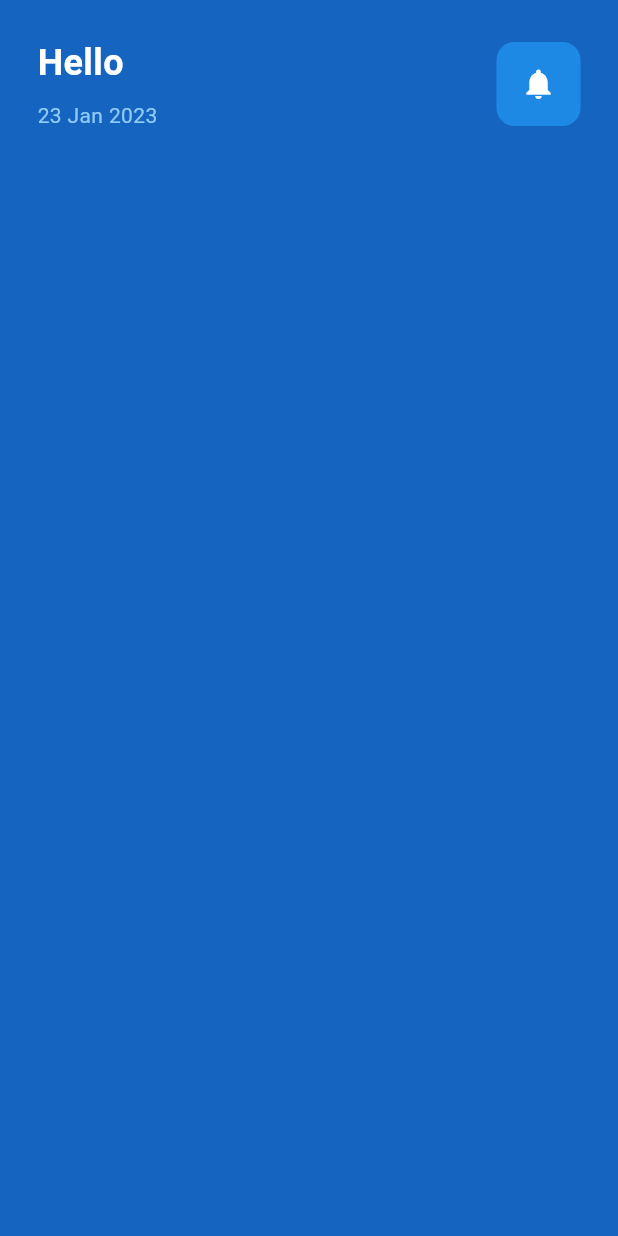
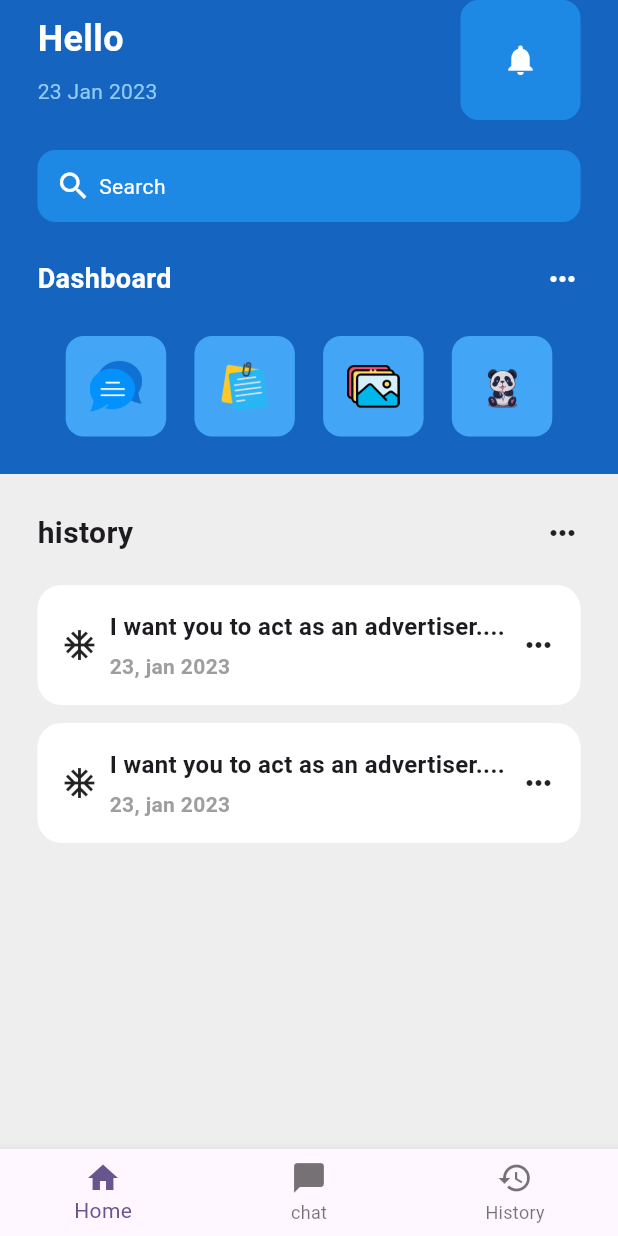
Before and after one commit to oli-mac/quantum, a Flutter app: the screen it shows after launch, on a phone screen of 412 x 824 dp. Run offline on Flutter 3.47's test engine with Material 3 defaults, Android fonts, the phone set to English and light mode, and no system bars; missing offline and left inert: dart:html.

Commit message:
home page

```diff
--- /dev/null
+++ b/lib/api/jemini.dart
@@ -0,0 +1,52 @@
+import 'dart:convert';
+
+import 'package:http/http.dart' as http;
+import 'dart:html';
+
+class GeminiApi {
+  static Future<Map<String, String>> getHeader() async {
+    return {
+      "Content-Type": "application/json",
+    };
+  }
+
+  // create http request
+  static Future<String> getGeminiData() async {
+    try {
+      final header = await getHeader();
+
+      final Map<String, dynamic> requestBody = {
+        'contents': [
+          {
+            'parts': [
+              {'texts': 'hello world'}
+            ]
+          }
+        ],
+        'generation_config': {
+          "temperature": 0.9,
+          "top_p": 1,
+          "top_k": 1,
+          "max_output_tokens": 2048,
+        }
+      };
+
+      String url =
+          'https://generativelanguage.googleapis.com/v1beta/models/gemini-pro:generateContent?key=AIzaSyCv5ANWHWaCTDACD2Ge2ouUmPYyO5gBmsQ';
+
+      var response = await http.post(Uri.parse(url),
+          headers: header, body: jsonEncode(requestBody));
+
+      print(response.body);
+
+      if (response.statusCode == 200) {
+        var jsonRespose = jsonDecode(response.body) as Map<String, dynamic>;
+        return jsonRespose['candidates'][0]['contents']['parts'][0]['texts'][0];
+      } else {
+        return "Error";
+      }
+    } catch (e) {
+      return "Error";
+    }
+  }
+}
--- /dev/null
+++ b/lib/components/history_tile.dart
@@ -0,0 +1,53 @@
+import 'package:flutter/material.dart';
+
+class HistoryTile extends StatelessWidget {
+  final String title;
+  final IconData icon;
+  final String subtitle;
+  const HistoryTile(
+      {super.key,
+      required this.title,
+      required this.icon,
+      required this.subtitle});
+
+  @override
+  Widget build(BuildContext context) {
+    return Padding(
+      padding: const EdgeInsets.only(bottom: 12.0),
+      child: Container(
+          padding: const EdgeInsets.all(16),
+          decoration: BoxDecoration(
+              color: Colors.white, borderRadius: BorderRadius.circular(16)),
+          child: Row(
+            mainAxisAlignment: MainAxisAlignment.spaceBetween,
+            children: [
+              Row(
+                children: [
+                  Icon(icon),
+                  const SizedBox(
+                    width: 8,
+                  ),
+                  Column(
+                    crossAxisAlignment: CrossAxisAlignment.start,
+                    children: [
+                      Text(title,
+                          style: const TextStyle(
+                            fontSize: 16,
+                            fontWeight: FontWeight.bold,
+                          )),
+                      const SizedBox(height: 5),
+                      Text(subtitle,
+                          style: const TextStyle(
+                              color: Colors.grey,
+                              fontWeight: FontWeight.bold,
+                              fontSize: 14)),
+                    ],
+                  ),
+                ],
+              ),
+              const Icon(Icons.more_horiz)
+            ],
+          )),
+    );
+  }
+}
--- /dev/null
+++ b/lib/components/shortcuts.dart
@@ -0,0 +1,23 @@
+import 'package:flutter/material.dart';
+
+class ShortCuts extends StatelessWidget {
+  final String image;
+  const ShortCuts({
+    super.key,
+    required this.image,
+  });
+
+  @override
+  Widget build(BuildContext context) {
+    return Container(
+      decoration: BoxDecoration(
+        color: Colors.blue[400],
+        borderRadius: BorderRadius.circular(12),
+      ),
+      padding: const EdgeInsets.all(16),
+      child: Center(
+        child: Image.asset(image, width: 35, height: 35),
+      ),
+    );
+  }
+}
--- a/lib/main.dart
+++ b/lib/main.dart
@@ -18,7 +18,7 @@ class MyApp extends StatelessWidget {
         colorScheme: ColorScheme.fromSeed(seedColor: Colors.deepPurple),
         useMaterial3: true,
       ),
-      home: HomePage(),
+      home: const HomePage(),
     );
   }
 }
--- a/lib/pages/home_page.dart
+++ b/lib/pages/home_page.dart
@@ -1,4 +1,7 @@
 import 'package:flutter/material.dart';
+import 'package:quantum/components/history_tile.dart';
+import 'package:quantum/components/shortcuts.dart';
+import 'package:quantum/pages/test.dart';
 
 class HomePage extends StatelessWidget {
   const HomePage({super.key});
@@ -7,17 +10,29 @@ class HomePage extends StatelessWidget {
   Widget build(BuildContext context) {
     return Scaffold(
       backgroundColor: Colors.blue[800],
+      bottomNavigationBar: BottomNavigationBar(items: const [
+        BottomNavigationBarItem(icon: Icon(Icons.home), label: "Home"),
+        BottomNavigationBarItem(
+            icon: Icon(Icons.chat_bubble_rounded), label: "chat"),
+        BottomNavigationBarItem(icon: Icon(Icons.history), label: "History"),
+        // BottomNavigationBarItem(icon: Icon(Icons.person_2), label: "Profile"),
+      ]),
       body: SafeArea(
-        child: Padding(
-          padding: EdgeInsets.all(25.0),
+        child: Column(
+          children: [
+            Padding(
+              padding: const EdgeInsets.symmetric(horizontal: 25.0),
               child: Column(children: [
-            Row(mainAxisAlignment: MainAxisAlignment.spaceBetween, children: [
+                //* Grettings and notification
+                Row(
+                    mainAxisAlignment: MainAxisAlignment.spaceBetween,
+                    children: [
                       //? message
 
                       Column(
                         crossAxisAlignment: CrossAxisAlignment.start,
                         children: [
-                  Text(
+                          const Text(
                             "Hello",
                             style: TextStyle(
                               fontSize: 24,
@@ -42,14 +57,125 @@ class HomePage extends StatelessWidget {
                           color: Colors.blue[600],
                           borderRadius: BorderRadius.circular(12),
                         ),
-                padding: EdgeInsets.all(16),
-                child: Icon(
-                  Icons.notifications,
+                        padding: const EdgeInsets.all(16),
+                        child: IconButton(
+                          icon: Icon(Icons.notifications),
+                          color: Colors.white,
+                          onPressed: () {
+                            Navigator.of(context).push(MaterialPageRoute(
+                                builder: (context) => Test()));
+                          },
+                        ),
+                      ),
+                    ]),
+
+                const SizedBox(height: 20),
+                //* search
+                Container(
+                  decoration: BoxDecoration(
+                    color: Colors.blue[600],
+                    borderRadius: BorderRadius.circular(12),
+                  ),
+                  padding: const EdgeInsets.all(12),
+                  child: const Row(children: [
+                    Icon(
+                      Icons.search,
+                      color: Colors.white,
+                    ),
+                    SizedBox(width: 5),
+                    Text(
+                      "Search",
+                      style: TextStyle(
                         color: Colors.white,
                       ),
                     ),
-            ])
                   ]),
+                ),
+
+                const SizedBox(height: 25),
+
+                //* shortcuts
+
+                const Row(
+                  mainAxisAlignment: MainAxisAlignment.spaceBetween,
+                  children: [
+                    Text(
+                      "Dashboard",
+                      style: TextStyle(
+                        color: Colors.white,
+                        fontSize: 18,
+                        fontWeight: FontWeight.bold,
+                      ),
+                    ),
+                    Icon(
+                      Icons.more_horiz,
+                      color: Colors.white,
+                    )
+                  ],
+                ),
+
+                const SizedBox(height: 25),
+                const Row(
+                  mainAxisAlignment: MainAxisAlignment.spaceEvenly,
+                  children: [
+                    ShortCuts(
+                      image: "assets/chat.png",
+                    ),
+                    ShortCuts(
+                      image: "assets/notes.png",
+                    ),
+                    ShortCuts(
+                      image: "assets/gallery.png",
+                    ),
+                    ShortCuts(
+                      image: "assets/profile.png",
+                    ),
+                  ],
+                ),
+                const SizedBox(height: 25),
+
+                //* history
+              ]),
+            ),
+            Expanded(
+                child: Container(
+              padding: const EdgeInsets.all(25),
+              color: Colors.grey[200],
+              child: Center(
+                  child: Column(
+                children: [
+                  const Row(
+                    mainAxisAlignment: MainAxisAlignment.spaceBetween,
+                    children: [
+                      Text(
+                        "history",
+                        style: TextStyle(
+                          fontSize: 20,
+                          fontWeight: FontWeight.bold,
+                        ),
+                      ),
+                      Icon(Icons.more_horiz)
+                    ],
+                  ),
+                  const SizedBox(height: 20),
+                  Expanded(
+                    child: ListView(
+                      children: const [
+                        HistoryTile(
+                            title: "I want you to act as an advertiser....",
+                            icon: Icons.ac_unit,
+                            subtitle: "23, jan 2023"),
+                        HistoryTile(
+                            title: "I want you to act as an advertiser....",
+                            icon: Icons.ac_unit,
+                            subtitle: "23, jan 2023"),
+                      ],
+                    ),
+                  ),
+                ],
+              )),
+            ))
+          ],
         ),
       ),
     );
--- /dev/null
+++ b/lib/pages/test.dart
@@ -0,0 +1,25 @@
+import 'package:flutter/material.dart';
+
+class Test extends StatelessWidget {
+  const Test({super.key});
+
+  @override
+  Widget build(BuildContext context) {
+    return Scaffold(
+        body: Padding(
+      padding: const EdgeInsets.all(28.0),
+      child: Column(
+        children: [
+          TextField(
+            decoration: InputDecoration(
+              hintText: "Enter your text",
+              border: OutlineInputBorder(
+                borderRadius: BorderRadius.circular(12),
+              ),
+            ),
+          ),
+        ],
+      ),
+    ));
+  }
+}
--- a/pubspec.yaml
+++ b/pubspec.yaml
@@ -35,6 +35,7 @@ dependencies:
   # The following adds the Cupertino Icons font to your application.
   # Use with the CupertinoIcons class for iOS style icons.
   cupertino_icons: ^1.0.2
+  http: ^1.1.0
 
 dev_dependencies:
   flutter_test:
@@ -59,9 +60,8 @@ flutter:
   uses-material-design: true
 
   # To add assets to your application, add an assets section, like this:
-  # assets:
-  #   - images/a_dot_burr.jpeg
-  #   - images/a_dot_ham.jpeg
+  assets:
+    - assets/
 
   # An image asset can refer to one or more resolution-specific "variants", see
   # https://flutter.dev/assets-and-images/#resolution-aware
```
Also changed, not shown: assets/chat.png (added), assets/gallery.png (added), assets/images.jpeg (added), assets/notes.png (added), assets/profile.jpg (added), assets/profile.png (added), pubspec.lock. Lines whose indentation alone changed are shown as unchanged.
